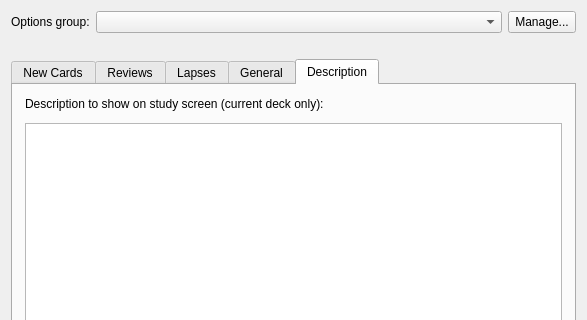
This is qt/designer/dconf.ui in ankitects/anki as Qt 5 draws it before an edit; both pictures show x 0 to 587 and y 0 to 320 of the 587 by 514 pixel window. The edited form follows.
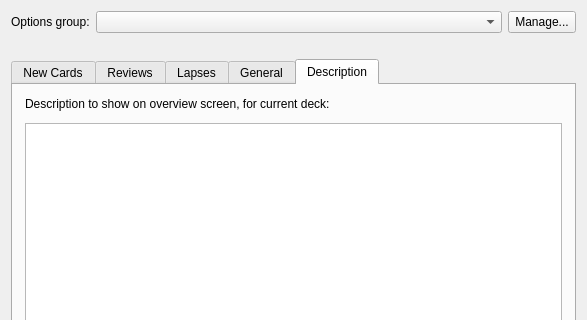
This is the edited form. The open tabs and pages were chosen to show the change.

Commit message:
study screen -> overview screen wording
This is a test change to see how Crowdin handles wording tweaks

Patch:
```diff
--- a/qt/designer/dconf.ui
+++ b/qt/designer/dconf.ui
@@ -663,7 +663,7 @@
        <item>
         <widget class="QLabel" name="label_22">
          <property name="text">
-          <string>Description to show on study screen (current deck only):</string>
+          <string>Description to show on overview screen, for current deck:</string>
          </property>
         </widget>
        </item>
```
